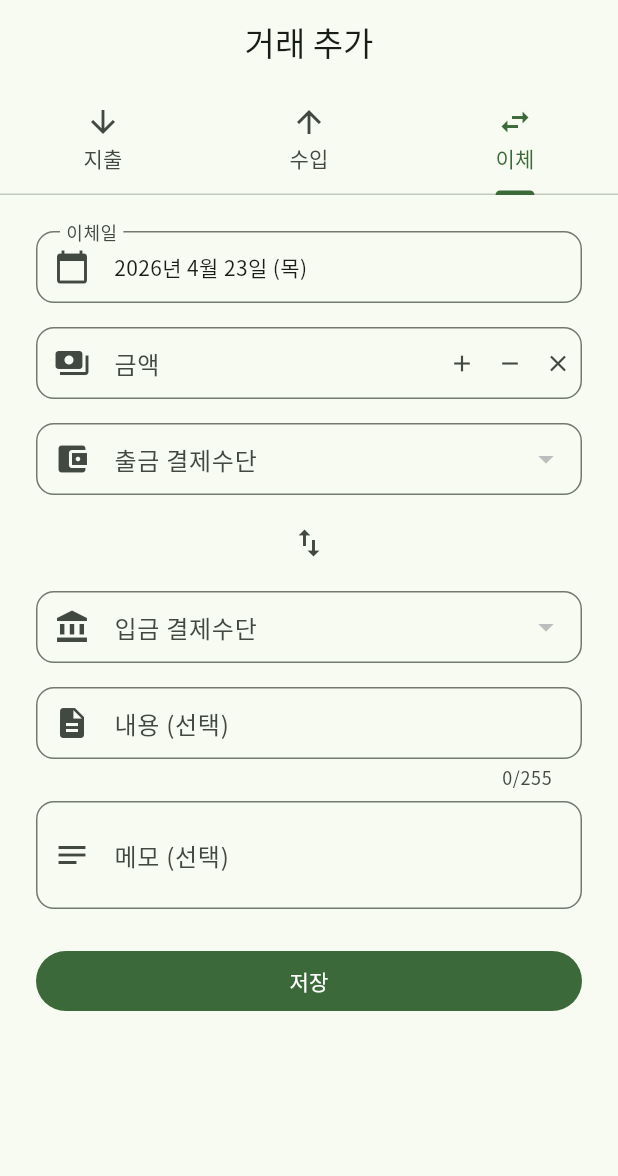
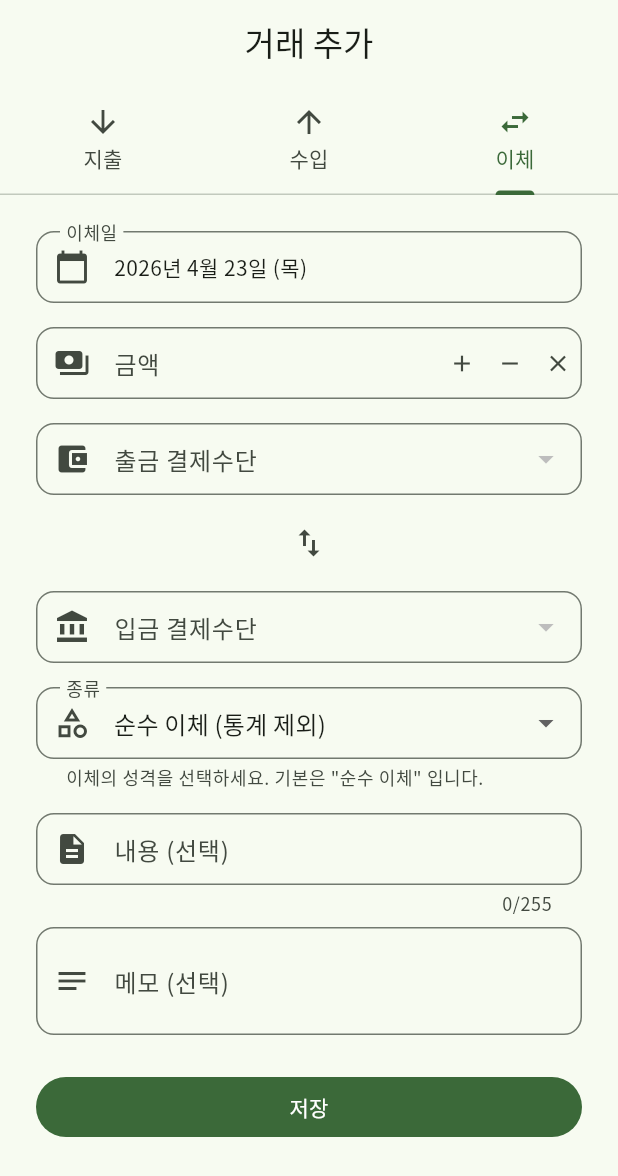
Before and after one commit to AIVA-SaaS/budget-book, a Flutter app: the TransactionFormPage screen opened by its route, tab 3 chosen, on a phone screen of 412 x 824 dp. Shown: the top 1176 px of the screen. Run offline on Flutter 3.47's test engine with Material 3 defaults, Android fonts, the phone set to English and light mode, and no system bars; our stand-ins replace connectivity_plus, dartz, dio, equatable, file_picker, fl_chart and 9 more; missing offline and left inert: stomp_dart_client; accounts and stored records are empty; network calls fail.

Commit message:
feat(transaction): Tab 2 embedded 이체 폼에 TransferKind 드롭다운 + 출금/입금 PM 중복 방지 (Phase 23 PR-X2)
Co-Authored-By: Claude Opus 4.7 (1M context) <noreply@anthropic.com>

```diff
--- a/frontend/lib/features/transaction/presentation/pages/transaction_form_page.dart
+++ b/frontend/lib/features/transaction/presentation/pages/transaction_form_page.dart
@@ -42,6 +42,7 @@ import 'package:budget_book/features/ai/domain/entities/ai_classify_result.dart'
 import 'package:budget_book/features/transaction/presentation/bloc/transaction_bloc.dart';
 import 'package:budget_book/features/transaction/presentation/bloc/transaction_event.dart';
 import 'package:budget_book/features/transaction/presentation/bloc/transaction_state.dart';
+import 'package:budget_book/features/transfer/domain/entities/transfer.dart';
 import 'package:budget_book/features/transfer/presentation/bloc/transfer_bloc.dart';
 import 'package:budget_book/features/transfer/presentation/bloc/transfer_event.dart';
 import 'package:budget_book/features/transfer/presentation/bloc/transfer_state.dart';
@@ -134,6 +135,9 @@ class _TransactionFormPageState extends State<TransactionFormPage>
   late DateTime _transferDate;
   bool _isTransferSubmitting = false;
   int _swapCounter = 0;
+  // Phase 23 PR-X2: TransferKind dropdown in embedded Tab 2.
+  // Default GENERIC; no auto-recommendation (user-driven choice).
+  TransferKind _transferKind = TransferKind.generic;
 
   bool get isEditing => widget.transactionId != null;
 
@@ -870,6 +874,7 @@ class _TransactionFormPageState extends State<TransactionFormPage>
       description: description,
       transferDate: dateStr,
       memo: memo,
+      kind: _transferKind,
     ));
   }
 
@@ -893,9 +898,11 @@ class _TransactionFormPageState extends State<TransactionFormPage>
     final destIsCredit = selectedDest?.isCredit ?? false;
     final sourceIsCredit = selectedSource?.isCredit ?? false;
 
-    final sourceMethods = destIsCredit
-        ? methods.where((pm) => !pm.isCredit).toList()
-        : methods;
+    // Bidirectional same-PM filter: exclude the other side's selection.
+    final sourceMethods = methods
+        .where((pm) => pm.id != _transferDestinationPaymentMethodId)
+        .where((pm) => !destIsCredit || !pm.isCredit)
+        .toList();
     final destMethods = methods
         .where((pm) => pm.id != _transferSourcePaymentMethodId)
         .where((pm) => !sourceIsCredit || !pm.isCredit)
@@ -957,6 +964,11 @@ class _TransactionFormPageState extends State<TransactionFormPage>
               onChanged: (value) {
                 setState(() {
                   _transferSourcePaymentMethodId = value;
+                  // Clear dest if it matches new source (bidirectional guard).
+                  if (value != null &&
+                      _transferDestinationPaymentMethodId == value) {
+                    _transferDestinationPaymentMethodId = null;
+                  }
                   final newSource =
                       methods.where((pm) => pm.id == value).firstOrNull;
                   if (newSource?.isCredit == true &&
@@ -1009,6 +1021,12 @@ class _TransactionFormPageState extends State<TransactionFormPage>
               onChanged: (value) {
                 setState(() {
                   _transferDestinationPaymentMethodId = value;
+                  // Clear source if it matches new dest (bidirectional guard).
+                  if (value != null &&
+                      _transferSourcePaymentMethodId == value) {
+                    _transferSourcePaymentMethodId = null;
+                    _swapCounter++;
+                  }
                   final newDest =
                       methods.where((pm) => pm.id == value).firstOrNull;
                   if (newDest?.isCredit == true &&
@@ -1020,6 +1038,37 @@ class _TransactionFormPageState extends State<TransactionFormPage>
               },
               validator: (value) =>
                   value == null ? '입금 결제수단을 선택하세요' : null,
+            ),
+            const SizedBox(height: 16),
+            // Transfer kind (Phase 23 PR-X2) — matches transfer_form_page.
+            // Default GENERIC; no auto-recommendation. Card settlement
+            // (BANK→CREDIT) is handled via its dedicated flow.
+            DropdownButtonFormField<TransferKind>(
+              initialValue: _transferKind,
+              decoration: const InputDecoration(
+                labelText: '종류',
+                prefixIcon: Icon(Icons.category_outlined),
+                helperText: '이체의 성격을 선택하세요. 기본은 "순수 이체" 입니다.',
+              ),
+              isExpanded: true,
+              items: const [
+                DropdownMenuItem(
+                  value: TransferKind.generic,
+                  child: Text('순수 이체 (통계 제외)'),
+                ),
+                DropdownMenuItem(
+                  value: TransferKind.expenseTransfer,
+                  child: Text('지출로 반영'),
+                ),
+                DropdownMenuItem(
+                  value: TransferKind.incomeTransfer,
+                  child: Text('수입으로 반영'),
+                ),
+              ],
+              onChanged: (value) {
+                if (value == null) return;
+                setState(() => _transferKind = value);
+              },
             ),
             const SizedBox(height: 16),
             // Description
```
